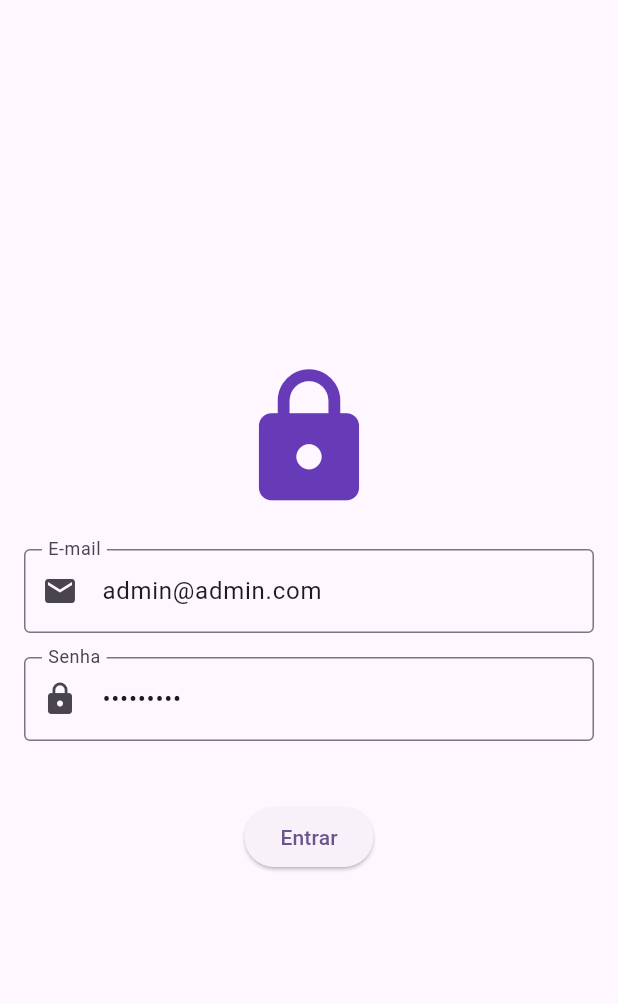
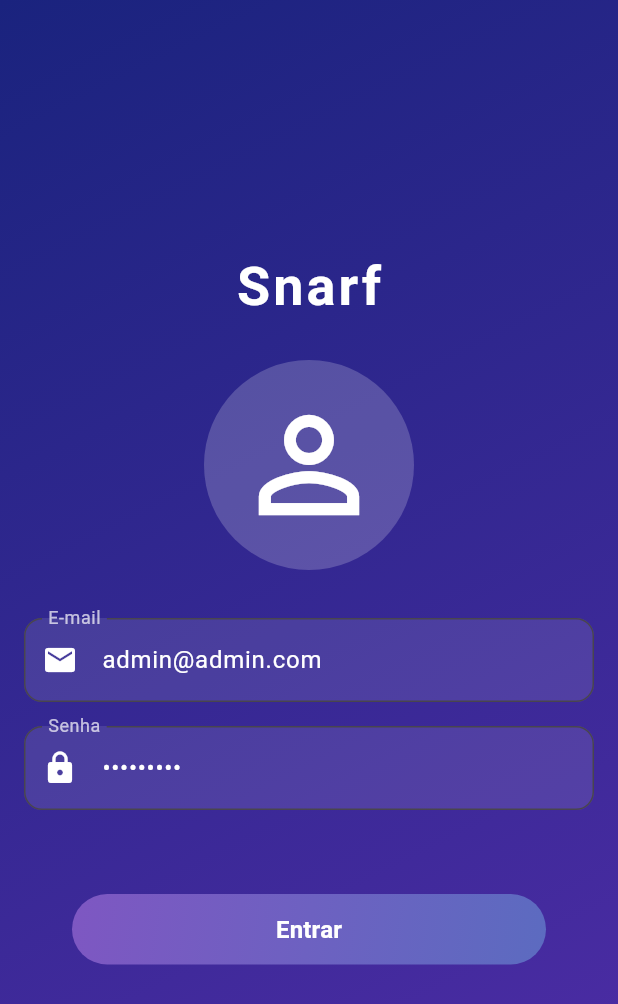
Before and after one commit to Gustavo653/Snarf, a Flutter app: the screen it shows after launch, on a phone screen of 412 x 824 dp. Shown: the top 1004 px of the screen. Run offline on Flutter 3.47's test engine with Material 3 defaults, Android fonts, the phone set to English and light mode, and no system bars; our stand-ins replace flutter_secure_storage.

Commit message:
Melhorando layout do login

```diff
--- a/snarf/lib/pages/login_page.dart
+++ b/snarf/lib/pages/login_page.dart
@@ -10,8 +10,10 @@ class LoginPage extends StatefulWidget {
 }
 
 class _LoginPageState extends State<LoginPage> {
-  final TextEditingController _emailController = TextEditingController(text: 'admin@admin.com');
-  final TextEditingController _passwordController = TextEditingController(text: 'Admin@123');
+  final TextEditingController _emailController =
+  TextEditingController(text: 'admin@admin.com');
+  final TextEditingController _passwordController =
+  TextEditingController(text: 'Admin@123');
   bool _isLoading = false;
   String? _errorMessage;
 
@@ -34,7 +36,6 @@ class _LoginPageState extends State<LoginPage> {
     try {
       final success = await ApiService.login(email, password);
       if (success) {
-        // Navegar para a página inicial
         Navigator.pushReplacement(
           context,
           MaterialPageRoute(builder: (context) => const HomePage()),
@@ -58,48 +59,134 @@ class _LoginPageState extends State<LoginPage> {
   @override
   Widget build(BuildContext context) {
     return Scaffold(
-      body: Center(
+      body: Container(
+        decoration: const BoxDecoration(
+          gradient: LinearGradient(
+            colors: [
+              Color(0xFF1A237E), // Azul escuro
+              Color(0xFF512DA8), // Roxo elegante
+            ],
+            begin: Alignment.topLeft,
+            end: Alignment.bottomRight,
+          ),
+        ),
+        child: Center(
           child: Padding(
             padding: const EdgeInsets.all(16.0),
             child: SingleChildScrollView(
               child: Column(
                 mainAxisAlignment: MainAxisAlignment.center,
                 children: [
-                const Icon(Icons.lock, size: 100, color: Colors.deepPurple),
+                  // Nome da aplicação
+                  Text(
+                    'Snarf',
+                    style: const TextStyle(
+                      fontSize: 36,
+                      fontWeight: FontWeight.bold,
+                      color: Colors.white,
+                      letterSpacing: 2.0,
+                    ),
+                  ),
                   const SizedBox(height: 24),
+                  // Ícone estilizado no centro
+                  Container(
+                    decoration: BoxDecoration(
+                      shape: BoxShape.circle,
+                      color: Colors.white.withOpacity(0.2),
+                    ),
+                    padding: const EdgeInsets.all(20.0),
+                    child: const Icon(
+                      Icons.person_outline,
+                      size: 100,
+                      color: Colors.white,
+                    ),
+                  ),
+                  const SizedBox(height: 32),
+                  // Campo de e-mail
                   TextField(
                     controller: _emailController,
                     decoration: InputDecoration(
                       labelText: 'E-mail',
-                    border: const OutlineInputBorder(),
-                    prefixIcon: const Icon(Icons.email),
+                      labelStyle: const TextStyle(color: Colors.white70),
+                      border: OutlineInputBorder(
+                        borderRadius: BorderRadius.circular(12.0),
                       ),
+                      filled: true,
+                      fillColor: Colors.white.withOpacity(0.1),
+                      prefixIcon: const Icon(Icons.email, color: Colors.white),
+                    ),
+                    style: const TextStyle(color: Colors.white),
                     keyboardType: TextInputType.emailAddress,
                   ),
                   const SizedBox(height: 16),
+                  // Campo de senha
                   TextField(
                     controller: _passwordController,
                     decoration: InputDecoration(
                       labelText: 'Senha',
-                    border: const OutlineInputBorder(),
-                    prefixIcon: const Icon(Icons.lock),
+                      labelStyle: const TextStyle(color: Colors.white70),
+                      border: OutlineInputBorder(
+                        borderRadius: BorderRadius.circular(12.0),
                       ),
+                      filled: true,
+                      fillColor: Colors.white.withOpacity(0.1),
+                      prefixIcon: const Icon(Icons.lock, color: Colors.white),
+                    ),
+                    style: const TextStyle(color: Colors.white),
                     obscureText: true,
                   ),
                   const SizedBox(height: 24),
+                  // Mensagem de erro
                   if (_errorMessage != null)
                     Text(
                       _errorMessage!,
                       style: const TextStyle(color: Colors.red),
                     ),
                   const SizedBox(height: 16),
+                  // Botão de entrar
                   ElevatedButton(
                     onPressed: _isLoading ? null : _login,
+                    style: ElevatedButton.styleFrom(
+                      padding: const EdgeInsets.symmetric(
+                          horizontal: 32.0, vertical: 16.0),
+                      shape: RoundedRectangleBorder(
+                        borderRadius: BorderRadius.circular(24.0),
+                      ),
+                      elevation: 4,
+                      backgroundColor: Colors.transparent,
+                      shadowColor: Colors.transparent,
+                    ),
                     child: _isLoading
                         ? const CircularProgressIndicator(color: Colors.white)
-                      : const Text('Entrar'),
+                        : Ink(
+                      decoration: BoxDecoration(
+                        gradient: const LinearGradient(
+                          colors: [
+                            Color(0xFF7E57C2), // Roxo suave
+                            Color(0xFF5C6BC0), // Azul claro
+                          ],
+                          begin: Alignment.topLeft,
+                          end: Alignment.bottomRight,
+                        ),
+                        borderRadius: BorderRadius.circular(24.0),
+                      ),
+                      child: Container(
+                        alignment: Alignment.center,
+                        padding: const EdgeInsets.symmetric(
+                            vertical: 12.0, horizontal: 32.0),
+                        child: const Text(
+                          'Entrar',
+                          style: TextStyle(
+                            color: Colors.white,
+                            fontWeight: FontWeight.bold,
+                            fontSize: 16.0,
+                          ),
+                        ),
+                      ),
+                    ),
                   ),
                 ],
+              ),
             ),
           ),
         ),
```
Also changed, not shown: snarf/lib/pages/home_page.dart (line endings or trailing spaces). Lines whose indentation alone changed are shown as unchanged.
